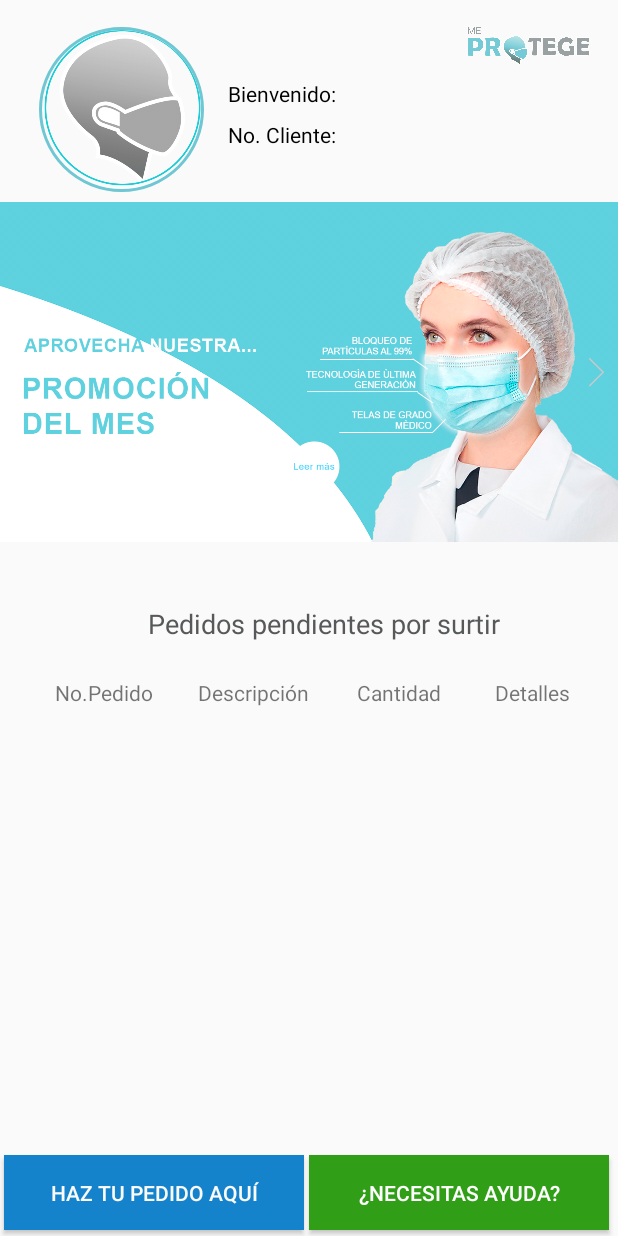
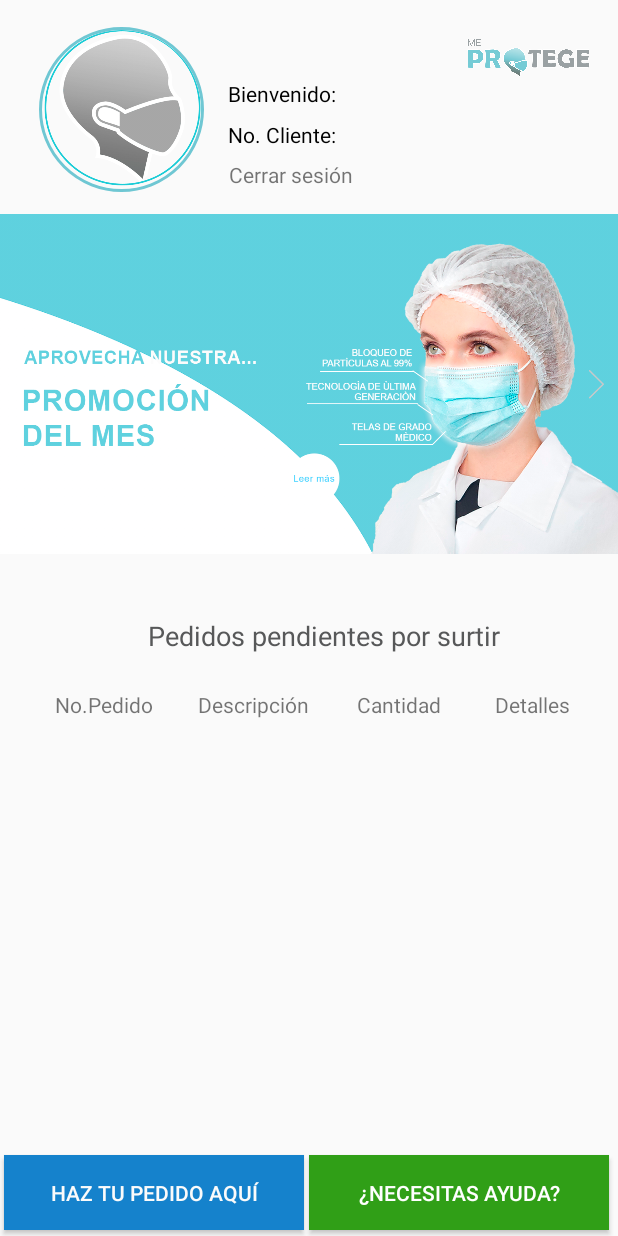
Before and after one commit to Rodri10-isw/MeProtege, an Android app: the Inicio screen opened directly, with no data from a screen before it, on a phone screen of 412 x 824 dp. Run offline under Robolectric (Android 15) with nearby library versions, the light colour scheme and no system bars; our stand-ins replace CircleImageView, Firebase (no records; nobody signed in at launch, a user with empty details on screens opened directly).

Commit message:
Catalogo1

```diff
--- a/app/src/main/res/layout/activity_inicio.xml
+++ b/app/src/main/res/layout/activity_inicio.xml
@@ -86,8 +86,9 @@
         android:id="@+id/imageView4"
         android:layout_width="414dp"
         android:layout_height="248dp"
-        android:layout_marginTop="124dp"
+        android:layout_marginTop="132dp"
         app:layout_constraintEnd_toEndOf="parent"
+        app:layout_constraintHorizontal_bias="0.0"
         app:layout_constraintStart_toStartOf="parent"
         app:layout_constraintTop_toTopOf="parent"
         app:srcCompat="@drawable/promoejemplo" />
@@ -185,4 +186,17 @@
         app:layout_constraintTop_toBottomOf="@+id/textView6"
         app:layout_constraintVertical_bias="0.0" />
 
+    <TextView
+        android:id="@+id/textView5"
+        android:layout_width="wrap_content"
+        android:layout_height="wrap_content"
+        android:layout_marginBottom="6dp"
+        android:text="Cerrar sesión"
+        app:layout_constraintBottom_toTopOf="@+id/imageView4"
+        app:layout_constraintEnd_toEndOf="parent"
+        app:layout_constraintHorizontal_bias="0.463"
+        app:layout_constraintStart_toStartOf="parent"
+        app:layout_constraintTop_toBottomOf="@+id/textView4"
+        app:layout_constraintVertical_bias="1.0" />
+
 </androidx.constraintlayout.widget.ConstraintLayout>
```
Also changed, not shown: app/src/main/res/layout/activity_pedidos.xml (+70 -0 lines).
